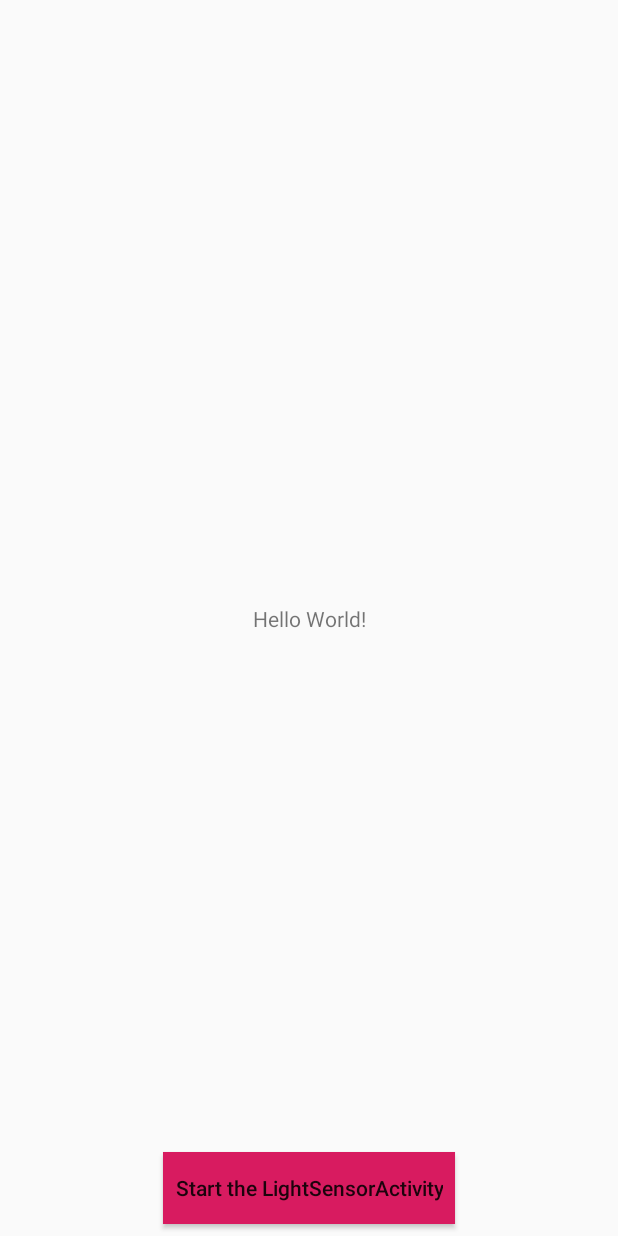
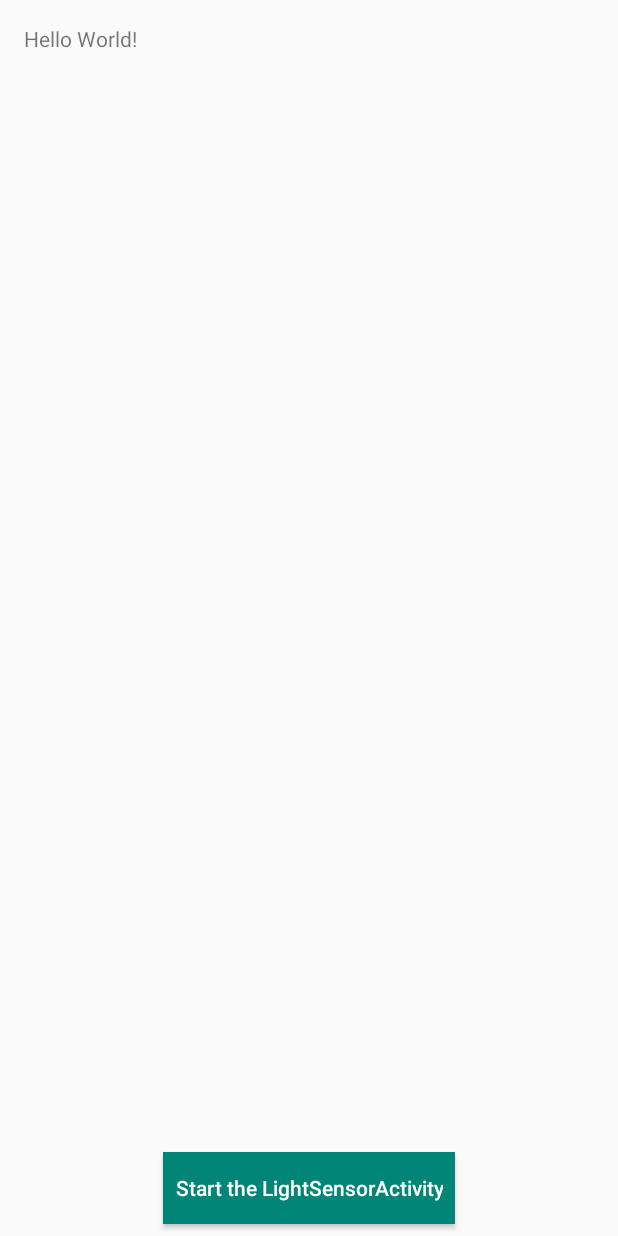
Before and after one commit to YGromyk/sensorsPlayground, an Android app: the layout activity_main.xml on its own in the app's theme, with its tools: preview values and no code run, on a phone screen of 412 x 824 dp. Run offline under Robolectric (Android 15) with nearby library versions, the phone set to English and light mode, and no system bars.

Commit message:
Make the TextView scrollable.

```diff
--- a/app/src/main/java/com/gromyk/sensors/MainActivity.java
+++ b/app/src/main/java/com/gromyk/sensors/MainActivity.java
@@ -6,6 +6,7 @@ import android.hardware.Sensor;
 import android.hardware.SensorManager;
 import android.os.Bundle;
 import android.support.v7.app.AppCompatActivity;
+import android.text.method.ScrollingMovementMethod;
 import android.view.View;
 import android.widget.Button;
 import android.widget.TextView;
@@ -36,8 +37,9 @@ public class MainActivity extends AppCompatActivity {
     private void initView() {
         textView = findViewById(R.id.textView);
         textView.setText("");
+        textView.setMovementMethod(new ScrollingMovementMethod());
         startLightActivityButton = findViewById(R.id.startLightActivityButton);
-        startLightActivityButton.setOnClickListener(new View.OnClickListener(){
+        startLightActivityButton.setOnClickListener(new View.OnClickListener() {
             @Override
             public void onClick(View v) {
                 startLightSensorActivity();
--- a/app/src/main/res/layout/activity_main.xml
+++ b/app/src/main/res/layout/activity_main.xml
@@ -8,10 +8,13 @@
 
     <TextView
         android:id="@+id/textView"
-        android:layout_width="wrap_content"
-        android:layout_height="wrap_content"
+        android:layout_width="0dp"
+        android:layout_height="0dp"
+        android:padding="16dp"
+        android:layout_marginBottom="8dp"
+        android:scrollbars="vertical"
         android:text="Hello World!"
-        app:layout_constraintBottom_toBottomOf="parent"
+        app:layout_constraintBottom_toTopOf="@+id/startLightActivityButton"
         app:layout_constraintLeft_toLeftOf="parent"
         app:layout_constraintRight_toRightOf="parent"
         app:layout_constraintTop_toTopOf="parent" />
@@ -21,8 +24,9 @@
         android:layout_width="wrap_content"
         android:layout_height="wrap_content"
         android:layout_marginBottom="8dp"
-        android:background="@color/colorAccent"
+        android:background="@color/colorPrimary"
         android:paddingStart="8dp"
+        android:textColor="@android:color/white"
         android:paddingEnd="8dp"
         android:text="@string/start_the_lightsensoractivity"
         android:textAllCaps="false"
```
